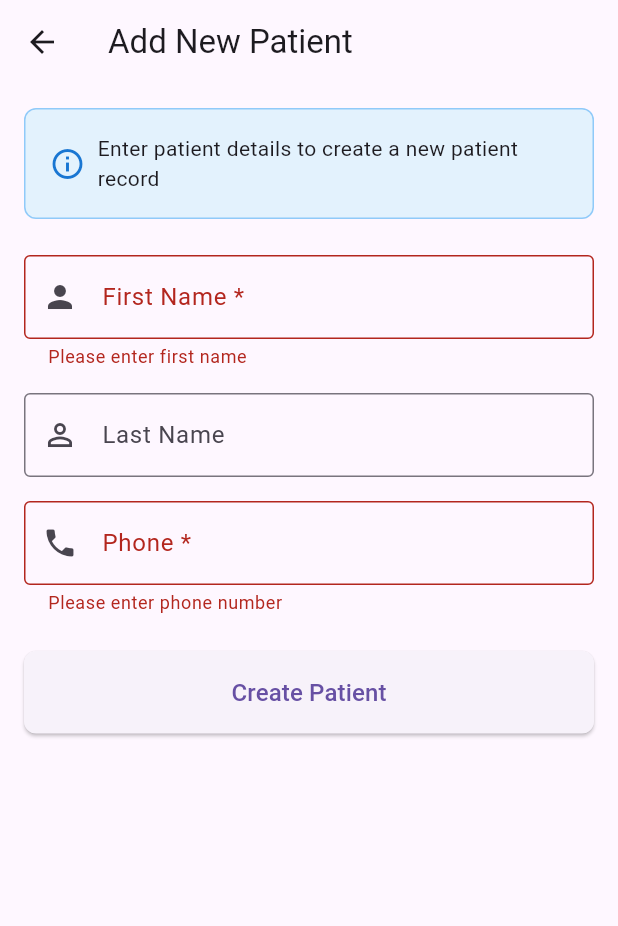
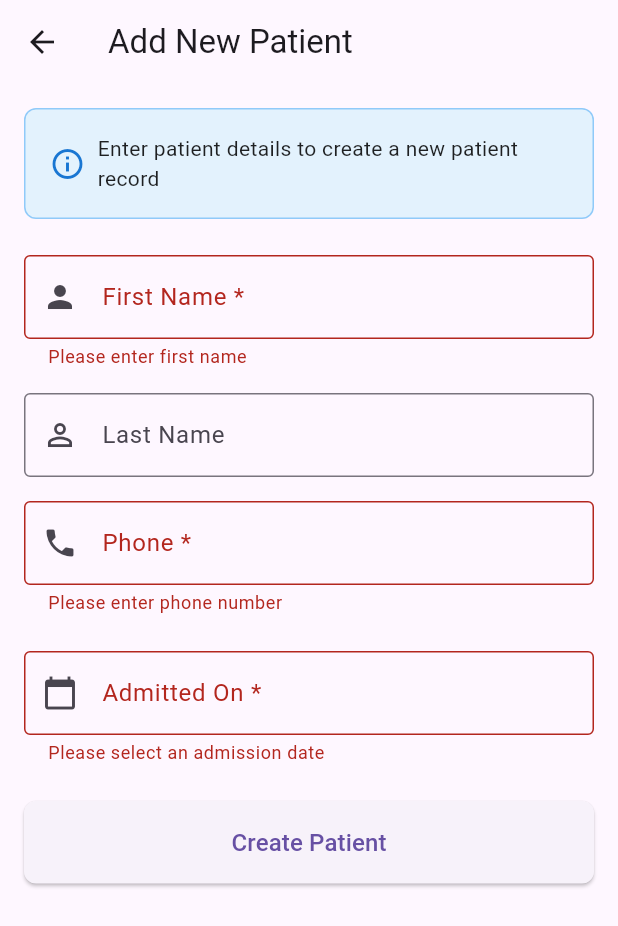
Before and after one commit to medpho01/claimsos, a Flutter app: the PatientFormScreen screen opened directly, after a tap on "Create Patient", on a phone screen of 412 x 824 dp. Shown: the top 926 px of the screen. Run offline on Flutter 3.47's test engine with Material 3 defaults, Android fonts, the phone set to English and light mode, and no system bars; our stand-ins replace camera, dio, flutter_secure_storage, geocoding, geolocator, permission_handler; missing offline and left inert: gal, photo_manager, photo_manager_image_provider; accounts and stored records are empty; network calls fail.

Commit message:
UI changes

```diff
--- a/Frontend/lib/screens/gallery.screen.dart
+++ b/Frontend/lib/screens/gallery.screen.dart
@@ -588,7 +588,8 @@ class _MainGalleryScreenState extends State<MainGalleryScreen> {
                 Navigator.push(
                   context,
                   MaterialPageRoute(
-                    builder: (c) => CameraScreen(cameras: cameras),
+                    builder: (c) =>
+                        CameraScreen(cameras: cameras, from: "Gallery"),
                   ),
                 );
               } else {
--- a/Frontend/lib/screens/patient_details.screen.dart
+++ b/Frontend/lib/screens/patient_details.screen.dart
@@ -243,7 +243,7 @@ class _PatientDetailsScreenState extends State<PatientDetailsScreen> {
                   ElevatedButton.icon(
                     onPressed: _isProcessing ? null : _viewGallery,
                     icon: const Icon(Icons.photo_library),
-                    label: const Text('View Gallery'),
+                    label: const Text('Upload Photos'),
                     style: ElevatedButton.styleFrom(
                       backgroundColor: Colors.blue,
                       foregroundColor: Colors.white,
--- a/Frontend/lib/screens/patient_form.screen.dart
+++ b/Frontend/lib/screens/patient_form.screen.dart
@@ -21,6 +21,7 @@ class _PatientFormScreenState extends State<PatientFormScreen> {
   final _firstNameController = TextEditingController();
   final _lastNameController = TextEditingController();
   final _phoneController = TextEditingController();
+  final _admittedOn = TextEditingController();
 
   final ApiService _api = ApiService();
   bool _isSubmitting = false;
@@ -33,6 +34,7 @@ class _PatientFormScreenState extends State<PatientFormScreen> {
       _firstNameController.text = widget.patientData!['first_name'] ?? '';
       _lastNameController.text = widget.patientData!['last_name'] ?? '';
       _phoneController.text = widget.patientData!['phone'] ?? '';
+      _admittedOn.text = widget.patientData!['admitted_at'].split("T")[0] ?? '';
     }
   }
 
@@ -53,32 +55,31 @@ class _PatientFormScreenState extends State<PatientFormScreen> {
     });
 
     try {
+      String dateText = _admittedOn.text;
+      DateTime dateTime = DateTime.parse(dateText);
+      String isoString = dateTime.toIso8601String();
+
       final data = {
         'firstName': _firstNameController.text.trim(),
         'lastName': _lastNameController.text.trim(),
         'phone': _phoneController.text.trim(),
+        'admittedAt': isoString,
       };
-
+      print(data);
       late final response;
 
       if (widget.isEditMode) {
-        print('📝 [FORM] Updating patient...');
         response = await _api.patch(
           '/patient/${widget.patientData!['id']}',
           data: data,
         );
       } else {
-        print('📝 [FORM] Creating patient...');
         response = await _api.post('/patient/addPatient', data: data);
       }
 
       if (!mounted) return;
 
       if (response.statusCode == 200 || response.statusCode == 201) {
-        print(
-          '✅ [FORM] ${widget.isEditMode ? 'Updated' : 'Created'} successfully',
-        );
-
         final patientData = response.data['data'];
 
         if (mounted) {
@@ -108,7 +109,6 @@ class _PatientFormScreenState extends State<PatientFormScreen> {
         });
       }
     } catch (e) {
-      print('❌ [FORM] Error: $e');
       setState(() {
         _errorMessage = 'Error: ${e.toString()}';
       });
@@ -151,7 +151,10 @@ class _PatientFormScreenState extends State<PatientFormScreen> {
                         widget.isEditMode
                             ? 'Update patient information'
                             : 'Enter patient details to create a new patient record',
-                        style: const TextStyle(fontSize: 14),
+                        style: const TextStyle(
+                          fontSize: 14,
+                          color: Colors.black87,
+                        ),
                       ),
                     ),
                   ],
@@ -210,6 +213,40 @@ class _PatientFormScreenState extends State<PatientFormScreen> {
                   return null;
                 },
                 enabled: !_isSubmitting,
+              ),
+              const SizedBox(height: 24),
+
+              // Admitted On
+              TextFormField(
+                controller: _admittedOn,
+                decoration: const InputDecoration(
+                  labelText: 'Admitted On *',
+                  border: OutlineInputBorder(),
+                  prefixIcon: Icon(Icons.calendar_today), // Calendar icon
+                ),
+                readOnly: true,
+                onTap: () async {
+                  DateTime? pickedDate = await showDatePicker(
+                    context: context,
+                    initialDate: DateTime.now(),
+                    firstDate: DateTime(2025),
+                    lastDate: DateTime.now(),
+                  );
+
+                  if (pickedDate != null) {
+                    String formattedDate =
+                        "${pickedDate.year}-${pickedDate.month.toString().padLeft(2, '0')}-${pickedDate.day.toString().padLeft(2, '0')}";
+                    setState(() {
+                      _admittedOn.text = formattedDate;
+                    });
+                  }
+                },
+                validator: (value) {
+                  if (value == null || value.isEmpty) {
+                    return 'Please select an admission date';
+                  }
+                  return null;
+                },
               ),
               const SizedBox(height: 24),
 
--- a/Frontend/pubspec.yaml
+++ b/Frontend/pubspec.yaml
@@ -27,6 +27,7 @@ dependencies:
   flutter_image_compress: ^2.4.0
   flutter_secure_storage: ^9.2.2
   shared_preferences: ^2.3.4
+  permission_handler: ^11.3.0
 
 
 dev_dependencies:
```
Also changed, not shown: Frontend/lib/screens/camera.screen.dart (+130 -19 lines), Frontend/lib/screens/patient_list.screen.dart (+25 -20 lines), 1 other file.
